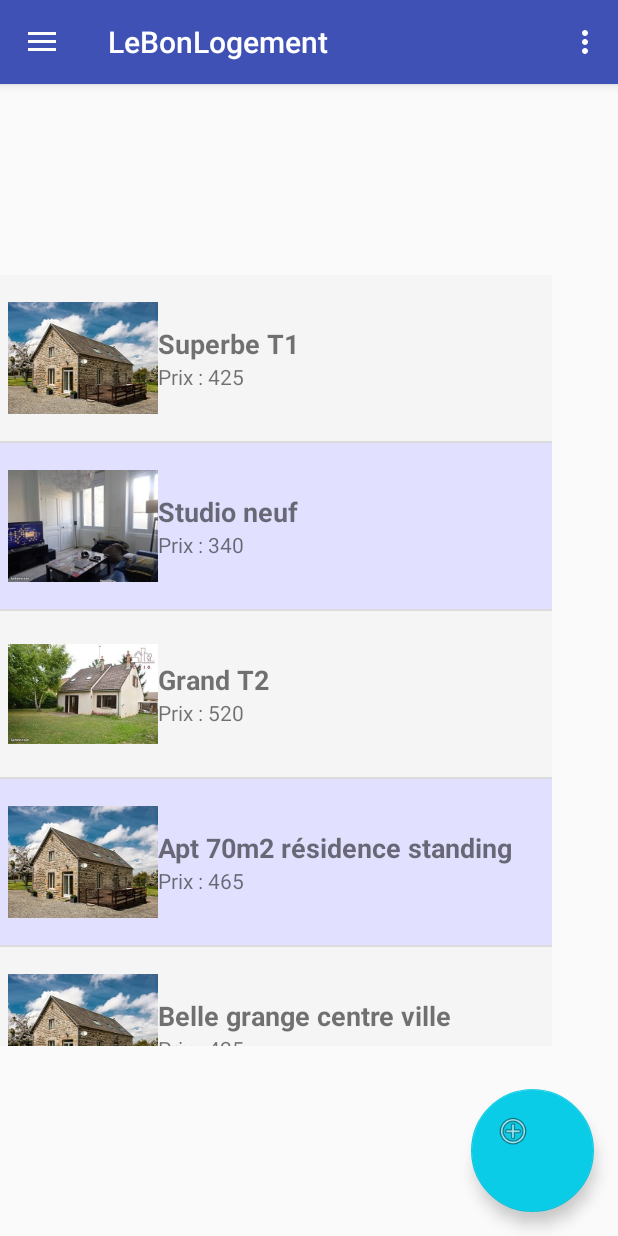
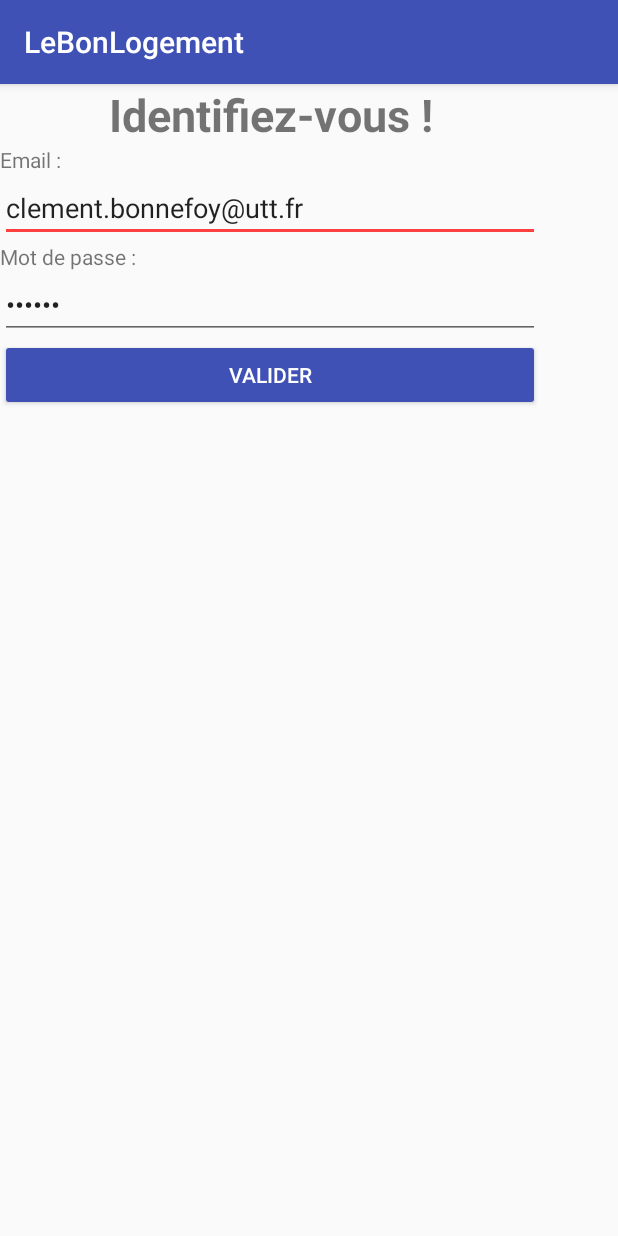
Before and after one commit to BonnefoyC/Projet_if26_android, an Android app: the screen it shows after launch (MainActivity before the commit, Authentification after it), on a phone screen of 412 x 824 dp. Run offline under Robolectric (Android 15) with nearby library versions, the phone set to English and light mode, and no system bars.

Commit message:
ADD : Authentification

```diff
--- a/app/build.gradle
+++ b/app/build.gradle
@@ -5,7 +5,7 @@ android {
     buildToolsVersion "25.0.0"
     defaultConfig {
         applicationId "fr.clbonnefoy1.projet_if26_android"
-        minSdkVersion 21
+        minSdkVersion 24
         targetSdkVersion 25
         versionCode 1
         versionName "1.0"
--- /dev/null
+++ b/app/src/main/java/fr/clbonnefoy1/projet_if26_android/Authentification.java
@@ -0,0 +1,105 @@
+package fr.clbonnefoy1.projet_if26_android;
+
+import android.content.Context;
+import android.content.Intent;
+import android.support.design.widget.Snackbar;
+import android.support.v7.app.AppCompatActivity;
+import android.os.Bundle;
+import android.util.Log;
+import android.view.KeyEvent;
+import android.view.View;
+import android.widget.Button;
+import android.widget.EditText;
+import android.widget.LinearLayout;
+import android.widget.ProgressBar;
+
+import java.util.ArrayList;
+
+import static android.R.attr.password;
+import static fr.clbonnefoy1.projet_if26_android.R.string.email;
+
+public class Authentification extends AppCompatActivity {
+
+    private Context mContext;
+
+    private EditText et_email;
+    private EditText et_password;
+    private Button bt_valider;
+
+    private ProgressBar progressBar;
+
+    @Override
+    protected void onCreate(Bundle savedInstanceState) {
+        super.onCreate(savedInstanceState);
+        setContentView(R.layout.activity_authentification);
+
+        mContext = this;
+
+        ModulePersistance mp = new ModulePersistance(this);
+
+        ArrayList<Proprietaire> liste_p = Proprietaire.getInitialProprietaires();
+        for (Proprietaire p : liste_p) {
+            mp.addProprietaire(p);
+        }
+
+        ArrayList<Logement> liste = Logement.getInitialLogements();
+
+        for (Logement l: liste) {
+            mp.addLogement(l);
+        }
+
+        progressBar = (ProgressBar)findViewById(R.id.pBar);
+
+        et_email = (EditText)findViewById(R.id.et_email);
+        et_email.setOnKeyListener(new View.OnKeyListener() {
+            @Override
+            public boolean onKey(View v, int keyCode, KeyEvent event) {
+
+                progressBar.setProgress(progressBar.getProgress() + 25, true);
+
+                return false;
+            }
+        });
+        et_password = (EditText)findViewById(R.id.et_password);
+        et_password.setOnKeyListener(new View.OnKeyListener() {
+            @Override
+            public boolean onKey(View v, int keyCode, KeyEvent event) {
+
+                progressBar.setProgress(progressBar.getProgress() + 25, true);
+
+                return false;
+            }
+        });
+
+        bt_valider = (Button)findViewById(R.id.bt_valider);
+        bt_valider.setOnClickListener(new View.OnClickListener() {
+            @Override
+            public void onClick(View v) {
+
+                ModulePersistance mp = new ModulePersistance(mContext);
+
+                String email = et_email.getText().toString();
+                String password = et_password.getText().toString();
+
+                Proprietaire p = mp.getProprietaire(email, password);
+
+                if(password.equals(p.getPass())) {
+
+                    progressBar.setProgress(100, true);
+
+                    Compte.setId(p.getId_proprio());
+
+                    Intent intent = new Intent(mContext, MainActivity.class);
+                    startActivity(intent);
+                } else {
+                    progressBar.setProgress(0, true);
+                    LinearLayout mRootView = (LinearLayout) findViewById(R.id.linearLayout);
+                    Snackbar.make(mRootView,"Impossible de vous identifier !", Snackbar.LENGTH_LONG)
+                            .setAction("Action", null).show();
+                }
+
+
+            }
+        });
+    }
+}
--- a/app/src/main/java/fr/clbonnefoy1/projet_if26_android/MainActivity.java
+++ b/app/src/main/java/fr/clbonnefoy1/projet_if26_android/MainActivity.java
@@ -61,8 +61,8 @@ public class MainActivity extends AppCompatActivity
         NavigationView navigationView = (NavigationView) findViewById(R.id.nav_view);
         navigationView.setNavigationItemSelectedListener(this);
 
-        ModulePersistance mp = new ModulePersistance(this);
-
+       ModulePersistance mp = new ModulePersistance(this);
+/*
         ArrayList<Proprietaire> liste_p = Proprietaire.getInitialProprietaires();
         for (Proprietaire p : liste_p) {
             mp.addProprietaire(p);
@@ -73,7 +73,7 @@ public class MainActivity extends AppCompatActivity
         for (Logement l: liste) {
             mp.addLogement(l);
         }
-
+*/
         lv_logements = (ListView) findViewById(R.id.lv_logements);
 
         logements = mp.getAllLogements();
--- a/app/src/main/java/fr/clbonnefoy1/projet_if26_android/ModifierCompte.java
+++ b/app/src/main/java/fr/clbonnefoy1/projet_if26_android/ModifierCompte.java
@@ -52,8 +52,9 @@ public class ModifierCompte extends AppCompatActivity {
                     String nom = et_nom.getText().toString();
                     String email = et_email.getText().toString();
                     String tel = et_tel.getText().toString();
+                    String pass = "";
 
-                    mp.updateProprietaire(new Proprietaire(id, nom, email, tel));
+                    mp.updateProprietaire(new Proprietaire(id, nom, email, tel, pass));
 
                     Intent intent = new Intent(mContext, Parametres.class);
                     startActivity(intent);
--- a/app/src/main/java/fr/clbonnefoy1/projet_if26_android/ModulePersistance.java
+++ b/app/src/main/java/fr/clbonnefoy1/projet_if26_android/ModulePersistance.java
@@ -12,9 +12,25 @@ import android.webkit.ConsoleMessage;
 
 import java.io.ByteArrayOutputStream;
 import java.io.Console;
+import java.io.UnsupportedEncodingException;
+import java.security.InvalidAlgorithmParameterException;
+import java.security.InvalidKeyException;
+import java.security.NoSuchAlgorithmException;
+import java.security.spec.InvalidKeySpecException;
+import java.security.spec.InvalidParameterSpecException;
 import java.util.ArrayList;
+import java.util.Random;
 
+import javax.crypto.BadPaddingException;
+import javax.crypto.Cipher;
+import javax.crypto.IllegalBlockSizeException;
+import javax.crypto.NoSuchPaddingException;
+import javax.crypto.SecretKey;
+import javax.crypto.spec.SecretKeySpec;
+
+import static android.R.attr.id;
 import static android.R.attr.label;
+import static android.R.attr.password;
 
 /**
  * Created by Clément on 07/11/2017.
@@ -58,6 +74,11 @@ public class ModulePersistance extends SQLiteOpenHelper {
     private static final int NUM_COL_EMAIL = 2;
     private static final String ATTRIBUT_TEL = "tel";
     private static final int NUM_COL_TEL = 3;
+    private static final String ATTRIBUT_PASS = "password";
+    private static final int NUM_COL_PASS = 4;
+
+
+    private static SecretKey secret = new SecretKeySpec("0".getBytes(), "AES");
 
     public ModulePersistance(Context context) {
         super(context, DATABASE_NAME, null, DATABASE_VERSION);
@@ -86,7 +107,8 @@ public class ModulePersistance extends SQLiteOpenHelper {
                         ATTRIBUT_ID + " TEXT primary key," +
                         ATTRIBUT_NOM + " TEXT, " +
                         ATTRIBUT_EMAIL + " TEXT, " +
-                        ATTRIBUT_TEL + " TEXT" +
+                        ATTRIBUT_TEL + " TEXT, " +
+                        ATTRIBUT_PASS + " TEXT" +
                         ")";
         db.execSQL(table_module_create);
     }
@@ -205,12 +227,17 @@ public class ModulePersistance extends SQLiteOpenHelper {
     public void addProprietaire(Proprietaire p){
         SQLiteDatabase db = this.getWritableDatabase();
 
+        ContentValues cv = new ContentValues();
 
-        ContentValues cv = new ContentValues();
-        cv.put(ATTRIBUT_ID, p.getId_proprio());
-        cv.put(ATTRIBUT_NOM, p.getNom());
-        cv.put(ATTRIBUT_EMAIL, p.getEmail());
-        cv.put(ATTRIBUT_TEL, p.getTel());
+        try {
+            cv.put(ATTRIBUT_ID, p.getId_proprio());
+            cv.put(ATTRIBUT_NOM, encryptMsg(p.getNom()));
+            cv.put(ATTRIBUT_EMAIL, encryptMsg(p.getEmail()));
+            cv.put(ATTRIBUT_TEL, encryptMsg(p.getTel()));
+            cv.put(ATTRIBUT_PASS, encryptMsg(p.getPass()));
+        } catch (Exception e) {
+            e.printStackTrace();
+        }
 
         db.insert(TABLE_PROPRIETAIRES, null, cv);
 
@@ -220,21 +247,36 @@ public class ModulePersistance extends SQLiteOpenHelper {
     public Proprietaire getProprietaire(String id_proprio) {
         SQLiteDatabase db = this.getReadableDatabase();
 
-        Cursor c = db.query(TABLE_PROPRIETAIRES, new String[] {ATTRIBUT_ID, ATTRIBUT_NOM, ATTRIBUT_EMAIL, ATTRIBUT_TEL}, ATTRIBUT_ID + " LIKE \"%" + id_proprio + "%\"",null, null, null, null);
+        Cursor c = db.query(TABLE_PROPRIETAIRES, new String[] {ATTRIBUT_ID, ATTRIBUT_NOM, ATTRIBUT_EMAIL, ATTRIBUT_TEL, ATTRIBUT_PASS}, ATTRIBUT_ID + " LIKE \"%" + id_proprio + "%\"",null, null, null, null);
+        return cursorToProprietaire(c);
+    }
+
+    public Proprietaire getProprietaire(String email, String password) {
+        SQLiteDatabase db = this.getReadableDatabase();
+
+        Cursor c = db.query(TABLE_PROPRIETAIRES, new String[] {ATTRIBUT_ID, ATTRIBUT_NOM, ATTRIBUT_EMAIL, ATTRIBUT_TEL, ATTRIBUT_PASS}, ATTRIBUT_EMAIL + " LIKE \"%" + email + "%\"",null, null, null, null);
         return cursorToProprietaire(c);
     }
 
     private Proprietaire cursorToProprietaire(Cursor c) {
+
         if (c.getCount() == 0) {
             return null;
         }
 
+        Proprietaire p = null;
+
         c.moveToFirst();
 
-        Proprietaire p = new Proprietaire(c.getString(NUM_COL_ID),
-                c.getString(NUM_COL_NOM),
-                c.getString(NUM_COL_EMAIL),
-                c.getString(NUM_COL_TEL));
+        try {
+            p = new Proprietaire(c.getString(NUM_COL_ID),
+                    decryptMsg(c.getString(NUM_COL_NOM)),
+                    decryptMsg(c.getString(NUM_COL_EMAIL)),
+                    decryptMsg(c.getString(NUM_COL_TEL)),
+                    decryptMsg(c.getString(NUM_COL_PASS)));
+        } catch (Exception e) {
+            e.printStackTrace();
+        }
         c.close();
 
         return p;
@@ -243,7 +285,7 @@ public class ModulePersistance extends SQLiteOpenHelper {
     public void updateProprietaire(Proprietaire p) {
         SQLiteDatabase db = this.getWritableDatabase();
 
-        String req = String.format("UPDATE %s SET %s=\"%s\", %s=\"%s\", %s=\"%s\" WHERE %s=\"%s\";",
+        String req = String.format("UPDATE %s SET %s=\"%s\", %s=\"%s\", %s=\"%s\", %s=\"%s\" WHERE %s=\"%s\";",
                 TABLE_PROPRIETAIRES,
                 ATTRIBUT_NOM,
                 p.getNom(),
@@ -251,10 +293,38 @@ public class ModulePersistance extends SQLiteOpenHelper {
                 p.getEmail(),
                 ATTRIBUT_TEL,
                 p.getTel(),
+                ATTRIBUT_PASS,
+                p.getPass(),
                 ATTRIBUT_ID,
                 p.getId_proprio());
 
         db.execSQL(req);
         db.close();
     }
+
+    public static String encryptMsg(String message)
+            throws NoSuchAlgorithmException, NoSuchPaddingException, InvalidKeyException, InvalidParameterSpecException, IllegalBlockSizeException, BadPaddingException, UnsupportedEncodingException
+    {
+        /*
+        Cipher cipher = null;
+        cipher = Cipher.getInstance("AES");
+        cipher.init(Cipher.ENCRYPT_MODE, secret);
+        byte[] cipherText = cipher.doFinal(message.getBytes("UTF-8"));
+        return cipherText.toString();
+        */
+        return message;
+    }
+
+    public static String decryptMsg(String message)
+            throws NoSuchPaddingException, NoSuchAlgorithmException, InvalidParameterSpecException, InvalidAlgorithmParameterException, InvalidKeyException, BadPaddingException, IllegalBlockSizeException, UnsupportedEncodingException
+    {
+        /*
+        Cipher cipher = null;
+        cipher = Cipher.getInstance("AES");
+        cipher.init(Cipher.DECRYPT_MODE, secret);
+        String decryptString = new String(cipher.doFinal(cipherText.getBytes()), "UTF-8");
+        return decryptString;
+        */
+        return message;
+    }
 }
--- a/app/src/main/java/fr/clbonnefoy1/projet_if26_android/Proprietaire.java
+++ b/app/src/main/java/fr/clbonnefoy1/projet_if26_android/Proprietaire.java
@@ -1,6 +1,8 @@
 package fr.clbonnefoy1.projet_if26_android;
 
 import java.util.ArrayList;
+
+import static android.R.attr.id;
 
 /**
  * Created by Clément on 10/12/2017.
@@ -12,12 +14,14 @@ public class Proprietaire {
     private String nom;
     private String email;
     private String tel;
+    private String pass;
 
-    public Proprietaire(String id_proprio, String nom, String email, String tel) {
+    public Proprietaire(String id_proprio, String nom, String email, String tel, String pass) {
         this.id_proprio = id_proprio;
         this.nom = nom;
         this.email = email;
         this.tel = tel;
+        this.pass = pass;
     }
 
     public String getId_proprio() {
@@ -52,32 +56,37 @@ public class Proprietaire {
         this.tel = tel;
     }
 
+    public String getPass() {
+        return pass;
+    }
+
+    public void setPass(String pass) {
+        this.pass = pass;
+    }
+
+    @Override
+    public String toString() {
+        return String.format("%s %s %s %s %s", id_proprio, nom, email, tel, pass);
+    }
+
     public static ArrayList<Proprietaire> getInitialProprietaires(){
         ArrayList<Proprietaire> liste = new ArrayList<>();
-        liste.add(new Proprietaire("1", "Marc LEMERCIER", "marc.lemercier@utt.fr", "0456899636"));
-        liste.add(new Proprietaire("2", "Jean-Marc NIGRO", "jean_marc.nigro@utt.fr", "0425358595"));
-        liste.add(new Proprietaire("3", "Guillaume DOYEN", "guillaue.doyen@utt.fr", "0423512867"));
-        liste.add(new Proprietaire("4", "Clément BONNEFOY", "clement.bonnefoy@utt.fr", "0464532621"));
-        liste.add(new Proprietaire("5", "Céline georges", "céline.georges@gmail.com", "0464535555"));
-        liste.add(new Proprietaire("6", "Christine Dupond", "christine.dupond@gmail.com", "0461245621"));
-        liste.add(new Proprietaire("7", "Michel Pakiry", "michel.pakiry@hotmail.fr", "0763532621"));
-        liste.add(new Proprietaire("8", "Sarra Chatelet", "sarra.chatelet@gmail.com", "0461290621"));
-        liste.add(new Proprietaire("9", "Chloé Robert", "chloé.robert@hotmail.fr", "0461782391"));
-        liste.add(new Proprietaire("10", "Sarra Petit", "sarra.petit@gmail.com", "0464536634"));
-        liste.add(new Proprietaire("11", "Marie Girard", "marie.Girard", "0461767621"));
-        liste.add(new Proprietaire("12", "Philippe Roux", "philippe.roux@gmail.com", "0462220621"));
-        liste.add(new Proprietaire("13", "Sandra Joly", "sandra.joly@gmail.com", "1678032621"));
-        liste.add(new Proprietaire("14", "Philippe Roux", "philippe.roux@gmail.com", "0462220621"));
-        liste.add(new Proprietaire("15", "Michel Laurant ", "michel.laurant@gmail.com", "0465534621"));
-        liste.add(new Proprietaire("16", "Clement Lambert ", "Clement.lambert@gmail.com", "0765534621"));
-
-
-
-
-
-
-
-
+        liste.add(new Proprietaire("1", "Marc LEMERCIER", "marc.lemercier@utt.fr", "0456899636", ""));
+        liste.add(new Proprietaire("2", "Jean-Marc NIGRO", "jean_marc.nigro@utt.fr", "0425358595", ""));
+        liste.add(new Proprietaire("3", "Guillaume DOYEN", "guillaume.doyen@utt.fr", "0423512867", ""));
+        liste.add(new Proprietaire("4", "Clément BONNEFOY", "clement.bonnefoy@utt.fr", "0464532621", "if2617"));
+        liste.add(new Proprietaire("5", "Céline georges", "céline.georges@gmail.com", "0464535555", ""));
+        liste.add(new Proprietaire("6", "Christine Dupond", "christine.dupond@gmail.com", "0461245621", ""));
+        liste.add(new Proprietaire("7", "Michel Pakiry", "michel.pakiry@hotmail.fr", "0763532621", ""));
+        liste.add(new Proprietaire("8", "Sarra Chatelet", "sarra.chatelet@gmail.com", "0461290621", ""));
+        liste.add(new Proprietaire("9", "Chloé Robert", "chloé.robert@hotmail.fr", "0461782391", ""));
+        liste.add(new Proprietaire("10", "Sarra Petit", "sarra.petit@gmail.com", "0464536634", ""));
+        liste.add(new Proprietaire("11", "Marie Girard", "marie.Girard", "0461767621", ""));
+        liste.add(new Proprietaire("12", "Philippe Roux", "philippe.roux@gmail.com", "0462220621", ""));
+        liste.add(new Proprietaire("13", "Sandra Joly", "sandra.joly@gmail.com", "1678032621", ""));
+        liste.add(new Proprietaire("14", "Philippe Roux", "philippe.roux@gmail.com", "0462220621", ""));
+        liste.add(new Proprietaire("15", "Michel Laurant ", "michel.laurant@gmail.com", "0465534621", ""));
+        liste.add(new Proprietaire("16", "Clement Lambert ", "Clement.lambert@gmail.com", "0765534621", ""));
         return liste;
     }
 }
--- /dev/null
+++ b/app/src/main/res/layout/activity_authentification.xml
@@ -0,0 +1,71 @@
+<?xml version="1.0" encoding="utf-8"?>
+<android.support.constraint.ConstraintLayout xmlns:android="http://schemas.android.com/apk/res/android"
+    xmlns:app="http://schemas.android.com/apk/res-auto"
+    xmlns:tools="http://schemas.android.com/tools"
+    android:layout_width="match_parent"
+    android:layout_height="match_parent"
+    tools:context="fr.clbonnefoy1.projet_if26_android.Authentification">
+
+    <LinearLayout
+        android:id="@+id/LinearLayout"
+        android:layout_width="360dp"
+        android:layout_height="511dp"
+        android:orientation="vertical"
+        app:layout_constraintTop_toTopOf="parent"
+        android:layout_marginTop="0dp"
+        android:layout_marginLeft="0dp"
+        app:layout_constraintLeft_toLeftOf="parent">
+
+        <TextView
+            android:layout_width="match_parent"
+            android:layout_height="wrap_content"
+            android:text="Identifiez-vous !"
+            android:textAlignment="center"
+            android:textSize="30sp"
+            android:textStyle="bold" />
+
+        <TextView
+            android:id="@+id/textView19"
+            android:layout_width="match_parent"
+            android:layout_height="wrap_content"
+            android:text="Email :" />
+
+        <EditText
+            android:id="@+id/et_email"
+            android:layout_width="match_parent"
+            android:layout_height="wrap_content"
+            android:ems="10"
+            android:inputType="textWebEmailAddress"
+            android:text="clement.bonnefoy@utt.fr" />
+
+        <TextView
+            android:id="@+id/textView6"
+            android:layout_width="match_parent"
+            android:layout_height="wrap_content"
+            android:text="Mot de passe :" />
+
+        <EditText
+            android:id="@+id/et_password"
+            android:layout_width="match_parent"
+            android:layout_height="wrap_content"
+            android:ems="10"
+            android:inputType="textPassword"
+            android:text="if2617" />
+
+        <Button
+            android:id="@+id/bt_valider"
+            android:layout_width="match_parent"
+            android:layout_height="wrap_content"
+            android:backgroundTint="@color/colorPrimary"
+            android:text="Valider"
+            android:textColor="@android:color/background_light" />
+
+        <ProgressBar
+            android:id="@+id/pBar"
+            style="?android:attr/progressBarStyle"
+            android:layout_width="match_parent"
+            android:layout_height="wrap_content"
+            android:max="100"
+            android:visibility="invisible" />
+    </LinearLayout>
+</android.support.constraint.ConstraintLayout>
```
Also changed, not shown: app/src/main/AndroidManifest.xml (+8 -9 lines).
